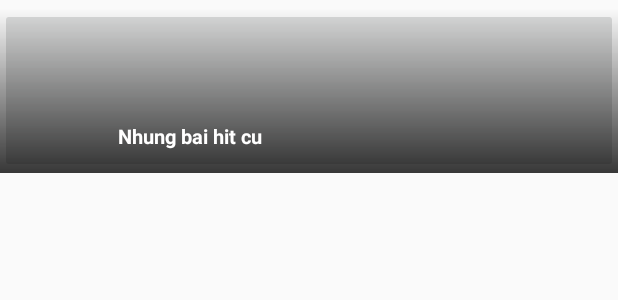
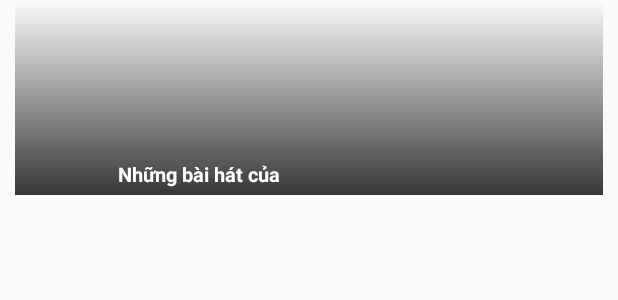
Before and after one commit to Tienduc37y/app-play-music, an Android app: the layout dong_playlist.xml on its own in the app's theme, with its tools: preview values and no code run, on a phone screen of 412 x 824 dp. Shown: the top 300 px of the screen. Run offline under Robolectric (Android 15) with nearby library versions, the light colour scheme and no system bars.

Commit message:
update search bai hat

```diff
--- a/app/src/main/java/com/example/zmp3/Activity/MainActivity.java
+++ b/app/src/main/java/com/example/zmp3/Activity/MainActivity.java
@@ -10,8 +10,6 @@ import com.example.zmp3.Fragment.Fragment_Trang_Chu;
 import com.example.zmp3.Fragment.Fragment_Tim_Kiem;
 import com.example.zmp3.R;
 import com.google.android.material.tabs.TabLayout;
-
-import java.util.Objects;
 
 public class MainActivity extends AppCompatActivity {
 
@@ -33,8 +31,8 @@ public class MainActivity extends AppCompatActivity {
         mainViewPagerAdapter.addFragment(new Fragment_Tim_Kiem(), "Tìm kiếm");
         viewPager.setAdapter(mainViewPagerAdapter);
         tabLayout.setupWithViewPager(viewPager);
-        Objects.requireNonNull(tabLayout.getTabAt(0)).setIcon(R.drawable.ic_home);
-        Objects.requireNonNull(tabLayout.getTabAt(1)).setIcon(R.drawable.ic_search);
+        tabLayout.getTabAt(0).setIcon(R.drawable.ic_home);
+        tabLayout.getTabAt(1).setIcon(R.drawable.ic_search);
 
     }
 
--- a/app/src/main/res/layout/dong_playlist.xml
+++ b/app/src/main/res/layout/dong_playlist.xml
@@ -1,46 +1,48 @@
 <?xml version="1.0" encoding="utf-8"?>
+<RelativeLayout
+    xmlns:android="http://schemas.android.com/apk/res/android"
+    android:layout_width="match_parent"
+    android:layout_height="wrap_content"
+    >
 
-    <RelativeLayout
-    xmlns:android="http://schemas.android.com/apk/res/android"
-        android:layout_width="wrap_content"
-        android:layout_height="wrap_content">
-    <ImageButton
-        android:layout_marginLeft="0dp"
-        android:layout_Right="0dp"
+    <ImageView
+        android:id="@+id/imageviewbackgroundplaylist"
+        android:layout_width="match_parent"
+        android:layout_height="130dp"
         android:layout_marginTop="5dp"
-        android:id="@+id/imageviewbackgroundplaylist"
-        android:scaleType="fitXY"
-        android:layout_width="match_parent"
-        android:layout_height="110dp"/>
+        android:layout_marginLeft="10dp"
+        android:layout_marginRight="10dp"
+        android:scaleType="center" />
     <View
         android:background="@drawable/custom_background_banner"
-        android:layout_marginLeft="0dp"
-        android:layout_Right="0dp"
-        android:layout_marginTop="5dp"
+        android:layout_marginRight="10dp"
+        android:layout_marginLeft="10dp"
         android:layout_width="match_parent"
-        android:layout_height="110dp"/>
+        android:layout_height="130dp"
+        />
     <ImageView
         android:id="@+id/imageviewplaylist"
+        android:layout_marginBottom="10dp"
+        android:layout_marginLeft="15dp"
         android:layout_alignBottom="@id/imageviewbackgroundplaylist"
-        android:layout_marginLeft="15dp"
-        android:layout_marginBottom="10dp"
         android:elevation="6dp"
+        android:scaleType="fitXY"
         android:layout_width="50dp"
         android:layout_height="50dp"/>
     <TextView
-        android:textSize="13sp"
-        android:text="Nhung bai hit cu"
+        android:textSize="13dp"
+        android:text="Những bài hát của"
         android:layout_alignBottom="@id/imageviewplaylist"
-        android:layout_toRightOf="@id/imageviewplaylist"
+        android:textColor="#ffff"
+        android:textStyle="bold"
         android:layout_marginLeft="13dp"
-        android:textStyle="bold"
-        android:textColor="#ffff"
-        android:id="@+id/textviewplaylist"
+        android:layout_toRightOf="@+id/imageviewplaylist"
+        android:id="@+id/textviewtenplaylist"
+        android:ellipsize="end"
+        android:layout_marginRight="5dp"
+        android:layout_marginTop="5dp"
         android:maxLines="1"
-        android:layout_marginRight="50dp"
-        android:layout_marginBottom="5dp"
-        android:ellipsize="end"
         android:layout_width="wrap_content"
-        android:layout_height="wrap_content"/>
-
-    </RelativeLayout>
+        android:layout_height="wrap_content"
+        />
+</RelativeLayout>
```
Also changed, not shown: app/src/main/java/com/example/zmp3/Adapter/SearchBaiHatAdapter.java (added, +104 -0 lines), app/src/main/java/com/example/zmp3/Fragment/Fragment_Tim_Kiem.java (+84 -7 lines), app/src/main/java/com/example/zmp3/Service/Dataservice.java (+58 -2 lines), app/src/main/res/layout/dong_search_bai_hat.xml (added, +47 -0 lines).
